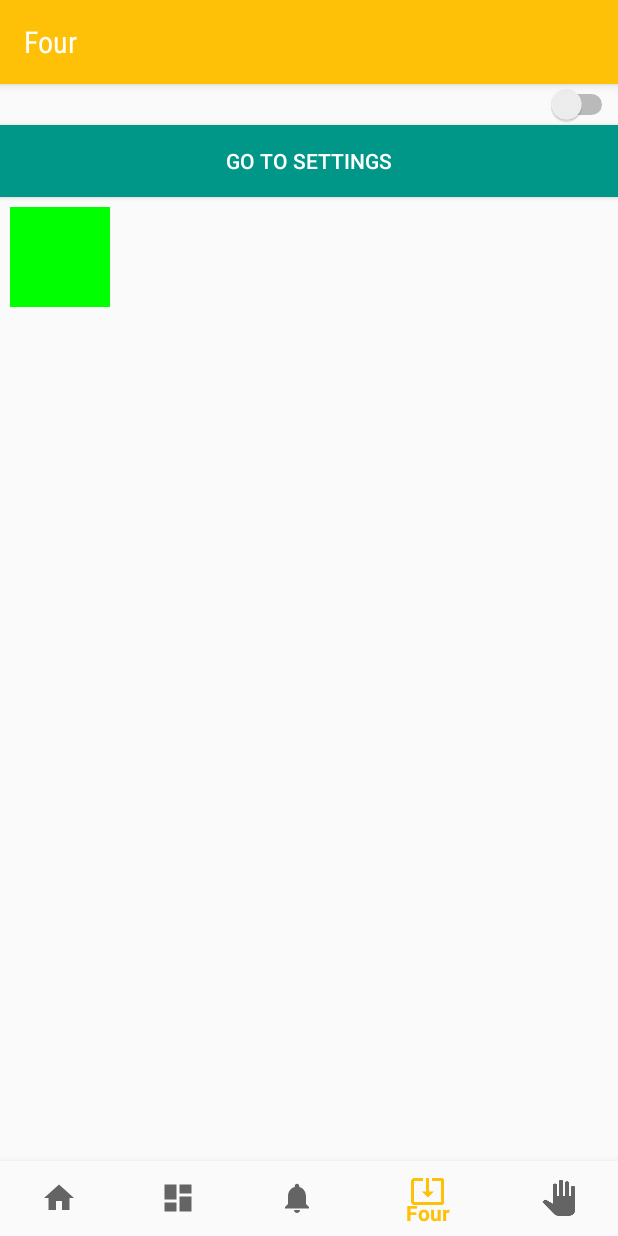
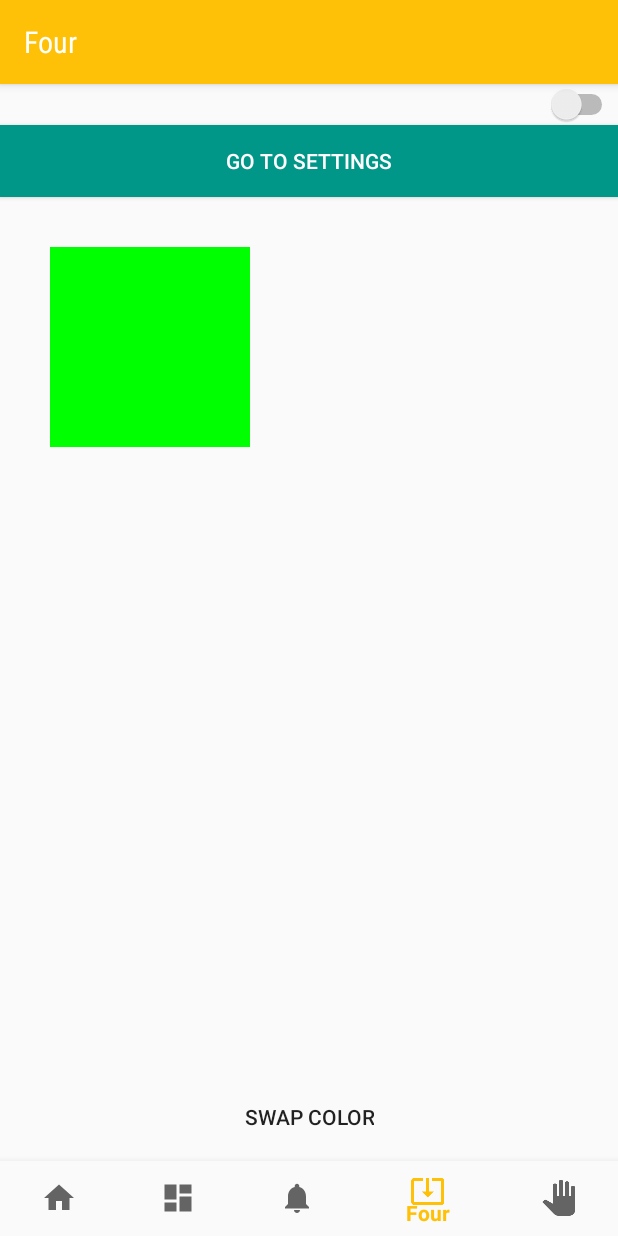
Before and after one commit to robillo/AndroidSyllabusPT1, an Android app: the screen it shows after launch (MainActivity), item 4 of the bottom bar chosen, on a phone screen of 412 x 824 dp. Run offline under Robolectric (Android 15) with nearby library versions, the phone set to English and light mode, and no system bars; our stand-ins replace ButterKnife; libraries missing offline, so code that uses them is left out: com.afollestad.materialdialogs, com.squareup.leakcanary; 2 statements that could not run were skipped.

Commit message:
Rect Custom View: Added Interaction by swapping color

```diff
--- a/app/src/main/java/com/appbusters/robinkamboj/udacitysyllabuspart1/view/activities/views/customviews/CustomView.java
+++ b/app/src/main/java/com/appbusters/robinkamboj/udacitysyllabuspart1/view/activities/views/customviews/CustomView.java
@@ -12,7 +12,7 @@ import android.view.View;
 
 public class CustomView extends View{
 
-    private static final int SQUARE_SIZE = 100;
+    private static final int SQUARE_SIZE = 200;
     private Rect rectSquare;
     private Paint paintSquare;
 
@@ -42,19 +42,24 @@ public class CustomView extends View{
 
     private void init(@Nullable AttributeSet set){
         rectSquare = new Rect();
-        paintSquare = new Paint();
+        paintSquare = new Paint(Paint.ANTI_ALIAS_FLAG);
+        paintSquare.setColor(Color.GREEN);
+    }
+
+    public void swapColor(){
+        paintSquare.setColor(paintSquare.getColor()==Color.GREEN ? Color.RED : Color.GREEN);
+
+        postInvalidate();
     }
 
     @Override
     protected void onDraw(Canvas canvas) {
         super.onDraw(canvas);
 
-        rectSquare.left = 10;
-        rectSquare.top = 10;
+        rectSquare.left = 50;
+        rectSquare.top = 50;
         rectSquare.right = rectSquare.left + SQUARE_SIZE;
         rectSquare.bottom = rectSquare.top + SQUARE_SIZE;
-
-        paintSquare.setColor(Color.GREEN);
 
         canvas.drawRect(rectSquare, paintSquare);
     }
--- a/app/src/main/java/com/appbusters/robinkamboj/udacitysyllabuspart1/view/activities/views/fragments/FourFragment.java
+++ b/app/src/main/java/com/appbusters/robinkamboj/udacitysyllabuspart1/view/activities/views/fragments/FourFragment.java
@@ -6,14 +6,24 @@ import android.support.v4.app.Fragment;
 import android.view.LayoutInflater;
 import android.view.View;
 import android.view.ViewGroup;
+import android.widget.Button;
 
 import com.appbusters.robinkamboj.udacitysyllabuspart1.R;
+import com.appbusters.robinkamboj.udacitysyllabuspart1.view.activities.views.customviews.CustomView;
+
+import butterknife.BindView;
+import butterknife.ButterKnife;
+import butterknife.OnClick;
 
 /**
  * A simple {@link Fragment} subclass.
  */
 public class FourFragment extends Fragment {
 
+    @BindView(R.id.swap)
+    Button swap;
+    @BindView(R.id.custom)
+    CustomView customView;
 
     public FourFragment() {
         // Required empty public constructor
@@ -24,7 +34,19 @@ public class FourFragment extends Fragment {
     public View onCreateView(LayoutInflater inflater, ViewGroup container,
                              Bundle savedInstanceState) {
         // Inflate the layout for this fragment
-        return inflater.inflate(R.layout.fragment_four, container, false);
+        View v = inflater.inflate(R.layout.fragment_four, container, false);
+        ButterKnife.bind(this, v);
+
+        return v;
     }
 
+    @OnClick(R.id.custom)
+    public void setCustomView(){
+        customView.swapColor();
+    }
+
+    @OnClick(R.id.swap)
+    public void setSwap(){
+        customView.swapColor();
+    }
 }
--- a/app/src/main/res/layout/fragment_four.xml
+++ b/app/src/main/res/layout/fragment_four.xml
@@ -6,6 +6,17 @@
 
     <com.appbusters.robinkamboj.udacitysyllabuspart1.view.activities.views.customviews.CustomView
         android:layout_width="match_parent"
-        android:layout_height="350sp" />
+        android:layout_height="350sp"
+        android:id="@+id/custom"/>
+
+    <Button
+        android:layout_width="wrap_content"
+        android:layout_height="wrap_content"
+        android:id="@+id/swap"
+        android:text="@string/swap"
+        android:background="?attr/selectableItemBackground"
+        android:layout_gravity="bottom|center_horizontal"
+        android:layout_margin="5sp"
+        android:padding="5sp"/>
 
 </FrameLayout>
--- a/app/src/main/res/values/strings.xml
+++ b/app/src/main/res/values/strings.xml
@@ -33,4 +33,5 @@
     <string name="switch_language" translatable="false">Switch Language</string>
     <string name="go_to_settings">go to settings</string>
     <string name="bg">Change Background Color</string>
+    <string name="swap">Swap Color</string>
 </resources>
```
